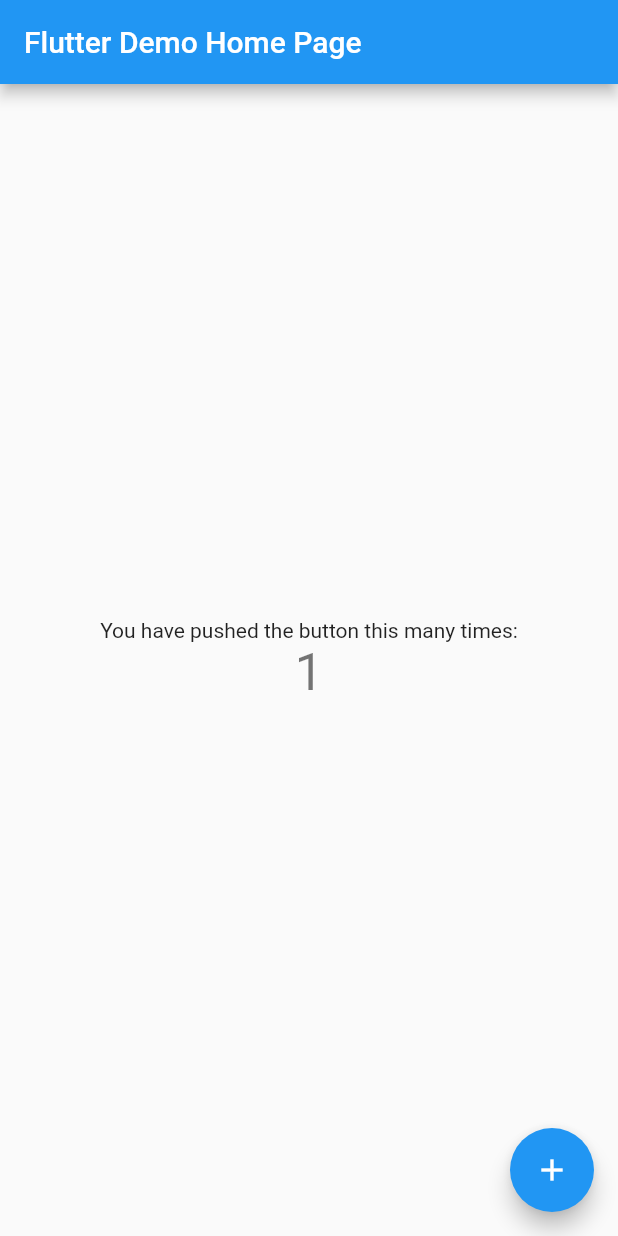
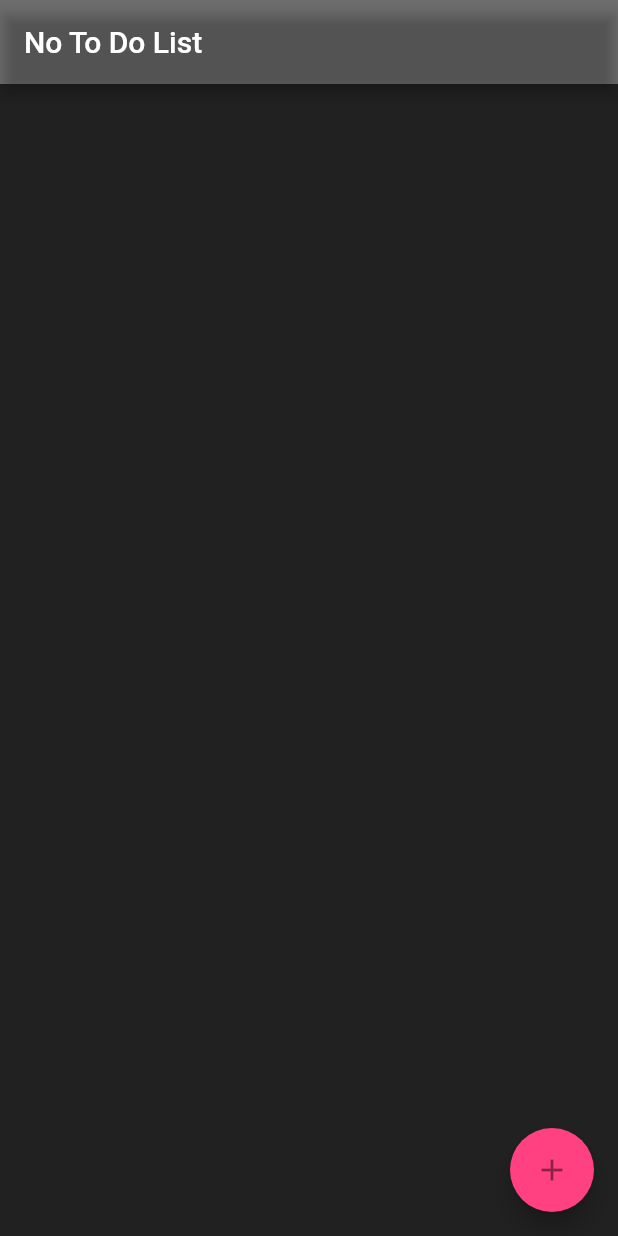
Before and after one commit to Abunie/NOTODO_FLUTTERAPP, a Flutter app: the screen it shows after launch, after a tap on the "add" icon, on a phone screen of 412 x 824 dp. Run offline on Flutter 3.47's test engine with Material 2 defaults, Android fonts, the phone set to English and light mode, and no system bars.

Commit message:
Basic UI

```diff
--- a/lib/main.dart
+++ b/lib/main.dart
@@ -1,4 +1,5 @@
 import 'package:flutter/material.dart';
+import 'package:notodo_flutter_app/ui/home.dart';
 
 void main() => runApp(MyApp());
 
@@ -7,105 +8,9 @@ class MyApp extends StatelessWidget {
   @override
   Widget build(BuildContext context) {
     return MaterialApp(
-      title: 'Flutter Demo',
-      theme: ThemeData(
-        // This is the theme of your application.
-        //
-        // Try running your application with "flutter run". You'll see the
-        // application has a blue toolbar. Then, without quitting the app, try
-        // changing the primarySwatch below to Colors.green and then invoke
-        // "hot reload" (press "r" in the console where you ran "flutter run",
-        // or simply save your changes to "hot reload" in a Flutter IDE).
-        // Notice that the counter didn't reset back to zero; the application
-        // is not restarted.
-        primarySwatch: Colors.blue,
-      ),
-      home: MyHomePage(title: 'Flutter Demo Home Page'),
+      debugShowCheckedModeBanner: false,
+      title: 'No To Do Flutter App',
+      home: new Home(),
     );
   }
 }
-
-class MyHomePage extends StatefulWidget {
-  MyHomePage({Key key, this.title}) : super(key: key);
-
-  // This widget is the home page of your application. It is stateful, meaning
-  // that it has a State object (defined below) that contains fields that affect
-  // how it looks.
-
-  // This class is the configuration for the state. It holds the values (in this
-  // case the title) provided by the parent (in this case the App widget) and
-  // used by the build method of the State. Fields in a Widget subclass are
-  // always marked "final".
-
-  final String title;
-
-  @override
-  _MyHomePageState createState() => _MyHomePageState();
-}
-
-class _MyHomePageState extends State<MyHomePage> {
-  int _counter = 0;
-
-  void _incrementCounter() {
-    setState(() {
-      // This call to setState tells the Flutter framework that something has
-      // changed in this State, which causes it to rerun the build method below
-      // so that the display can reflect the updated values. If we changed
-      // _counter without calling setState(), then the build method would not be
-      // called again, and so nothing would appear to happen.
-      _counter++;
-    });
-  }
-
-  @override
-  Widget build(BuildContext context) {
-    // This method is rerun every time setState is called, for instance as done
-    // by the _incrementCounter method above.
-    //
-    // The Flutter framework has been optimized to make rerunning build methods
-    // fast, so that you can just rebuild anything that needs updating rather
-    // than having to individually change instances of widgets.
-    return Scaffold(
-      appBar: AppBar(
-        // Here we take the value from the MyHomePage object that was created by
-        // the App.build method, and use it to set our appbar title.
-        title: Text(widget.title),
-      ),
-      body: Center(
-        // Center is a layout widget. It takes a single child and positions it
-        // in the middle of the parent.
-        child: Column(
-          // Column is also a layout widget. It takes a list of children and
-          // arranges them vertically. By default, it sizes itself to fit its
-          // children horizontally, and tries to be as tall as its parent.
-          //
-          // Invoke "debug painting" (press "p" in the console, choose the
-          // "Toggle Debug Paint" action from the Flutter Inspector in Android
-          // Studio, or the "Toggle Debug Paint" command in Visual Studio Code)
-          // to see the wireframe for each widget.
-          //
-          // Column has various properties to control how it sizes itself and
-          // how it positions its children. Here we use mainAxisAlignment to
-          // center the children vertically; the main axis here is the vertical
-          // axis because Columns are vertical (the cross axis would be
-          // horizontal).
-          mainAxisAlignment: MainAxisAlignment.center,
-          children: <Widget>[
-            Text(
-              'You have pushed the button this many times:',
-            ),
-            Text(
-              '$_counter',
-              style: Theme.of(context).textTheme.display1,
-            ),
-          ],
-        ),
-      ),
-      floatingActionButton: FloatingActionButton(
-        onPressed: _incrementCounter,
-        tooltip: 'Increment',
-        child: Icon(Icons.add),
-      ), // This trailing comma makes auto-formatting nicer for build methods.
-    );
-  }
-}
--- /dev/null
+++ b/lib/ui/home.dart
@@ -0,0 +1,15 @@
+import 'package:flutter/material.dart';
+import 'package:notodo_flutter_app/ui/notodo_screen.dart';
+
+class Home extends StatelessWidget{
+  @override
+  Widget build(BuildContext context){
+    return new Scaffold(
+        appBar: new AppBar(
+          title: Text("No To Do List"),
+          backgroundColor: Colors.black54,
+      ),
+      body: new NotoDoScreen(),
+    );
+  }
+}
--- /dev/null
+++ b/lib/ui/notodo_screen.dart
@@ -0,0 +1,24 @@
+import 'package:flutter/material.dart';
+class NotoDoScreen extends StatefulWidget{
+  @override
+  _NotoDoScreenState createState() => _NotoDoScreenState();
+}
+class _NotoDoScreenState extends State<NotoDoScreen>{
+  @override
+  Widget build(BuildContext context){
+    return new Scaffold(
+      backgroundColor: Colors.black87,
+      body: Column(),
+      floatingActionButton: new FloatingActionButton(
+        tooltip: "Add Item",
+        backgroundColor: Colors.pinkAccent,
+        child: new ListTile(
+              title: new Icon(Icons.add),
+        ),
+        onPressed: _showFormDialog),
+    );
+  }
+}
+
+void _showFormDialog() {
+}
--- a/pubspec.yaml
+++ b/pubspec.yaml
@@ -23,6 +23,9 @@ dependencies:
   # The following adds the Cupertino Icons font to your application.
   # Use with the CupertinoIcons class for iOS style icons.
   cupertino_icons: ^0.1.2
+  sqflite: '>=0.8.5'
+  path_provider: any
+  intl: "^0.15.6"
 
 dev_dependencies:
   flutter_test:
```
Also changed, not shown: pubspec.lock, 1 other file.
